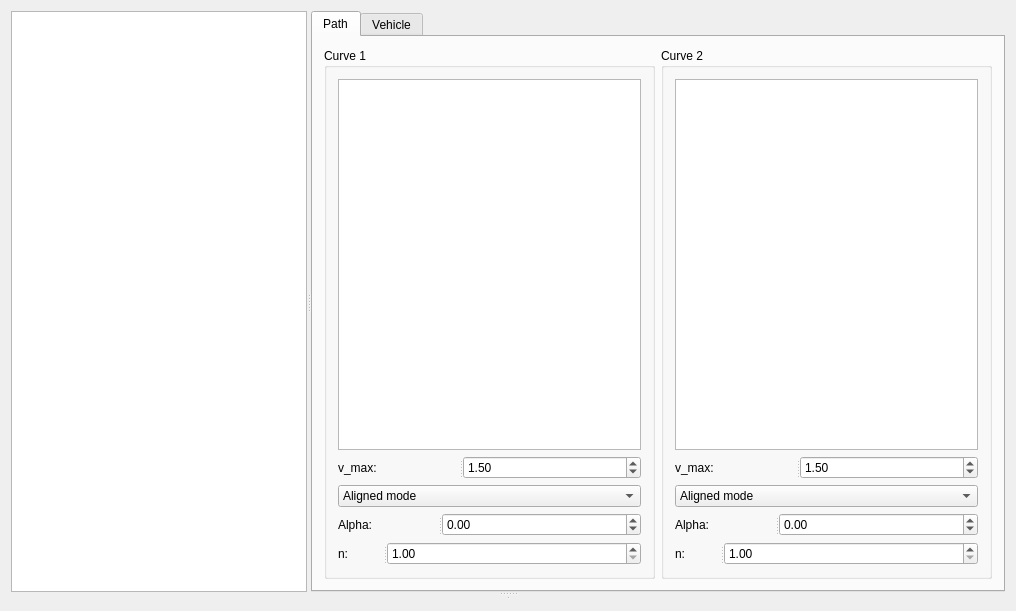
First picture: the form in mainwindow.ui, repository romb-technologies/path_continuity, before the edit.
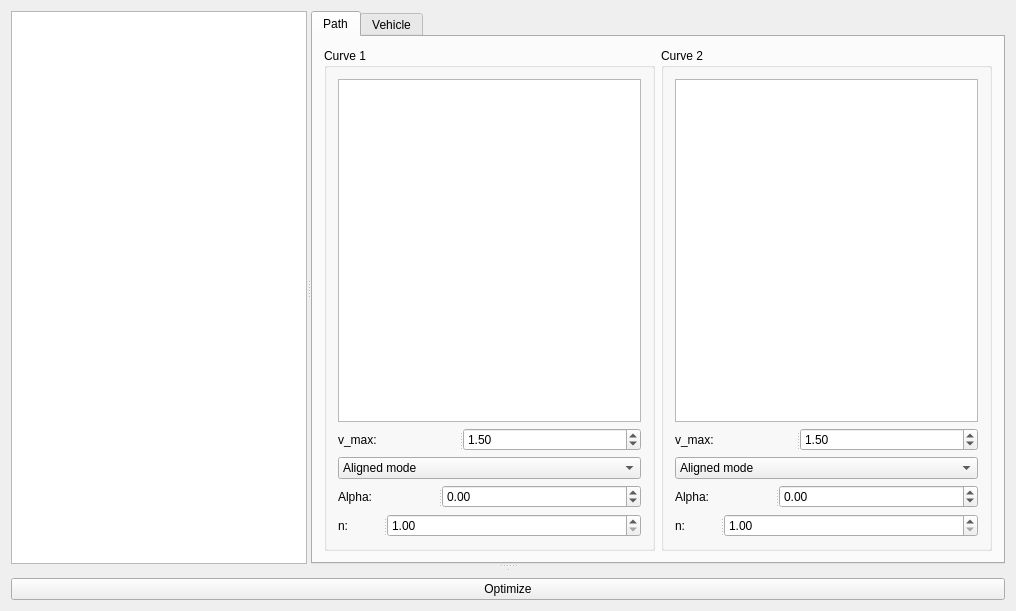
Second picture: the form after the edit. Custom widgets are drawn as their Qt base class.

What changed in the file:
```diff
--- a/mainwindow.ui
+++ b/mainwindow.ui
@@ -297,6 +297,13 @@
       </widget>
      </widget>
     </item>
+    <item row="1" column="0">
+     <widget class="QPushButton" name="optimize">
+      <property name="text">
+       <string>Optimize</string>
+      </property>
+     </widget>
+    </item>
    </layout>
   </widget>
  </widget>
```
